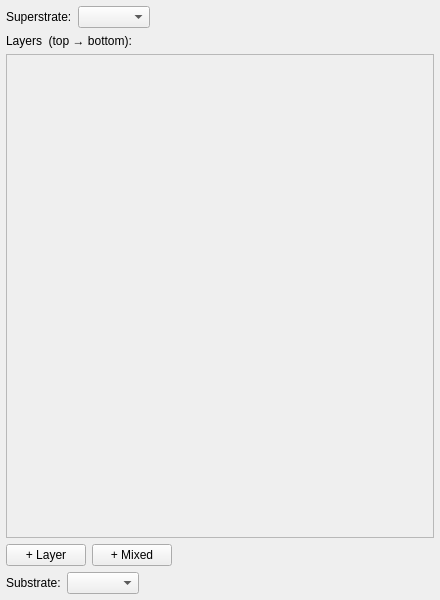
Old version of the form reflecto_sim/ui/ui/stack_editor.ui in the repository DrBlackApple/reflecto_sim.
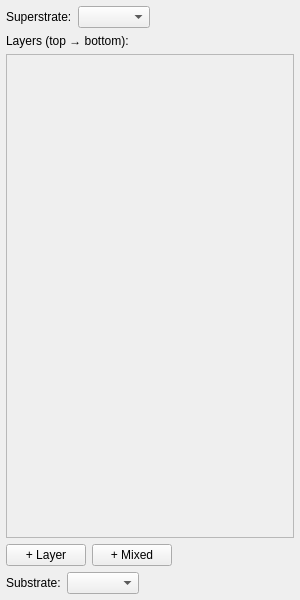
New version of the form.

What changed in the file:
```diff
--- a/reflecto_sim/ui/ui/stack_editor.ui
+++ b/reflecto_sim/ui/ui/stack_editor.ui
@@ -3,7 +3,12 @@
  <class>StackEditor</class>
  <widget class="QWidget" name="StackEditor">
   <property name="geometry">
-   <rect><x>0</x><y>0</y><width>440</width><height>600</height></rect>
+            <rect>
+                <x>0</x>
+                <y>0</y>
+                <width>300</width>
+                <height>600</height>
+            </rect>
   </property>
   <layout class="QVBoxLayout" name="vl_main">
    <property name="leftMargin"><number>6</number></property>
@@ -35,13 +40,19 @@
    </item>
    <item>
     <widget class="QLabel" name="lbl_layers">
-     <property name="text"><string>Layers  (top → bottom):</string></property>
+                    <property name="text">
+                        <string>Layers (top → bottom):</string>
+                    </property>
     </widget>
    </item>
    <item>
     <widget class="QScrollArea" name="scroll_area">
-     <property name="widgetResizable"><bool>true</bool></property>
-     <property name="horizontalScrollBarPolicy"><enum>Qt::ScrollBarAlwaysOff</enum></property>
+                    <property name="widgetResizable">
+                        <bool>true</bool>
+                    </property>
+                    <property name="horizontalScrollBarPolicy">
+                        <enum>Qt::ScrollBarAsNeeded</enum>
+                    </property>
      <widget class="QWidget" name="layers_container">
       <property name="geometry">
        <rect><x>0</x><y>0</y><width>420</width><height>400</height></rect>
```
Left out of the diff: 111 changed lines with no effect on the pictures. Lines whose indentation alone changed are shown as unchanged.
